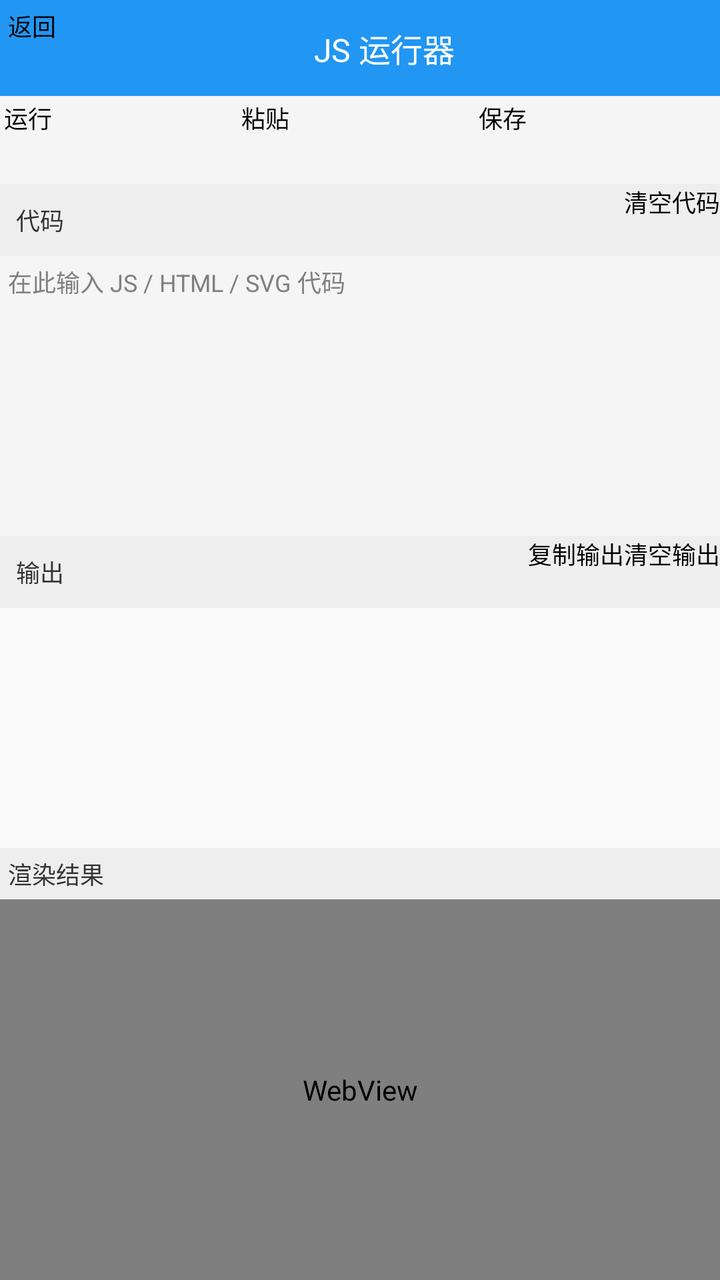
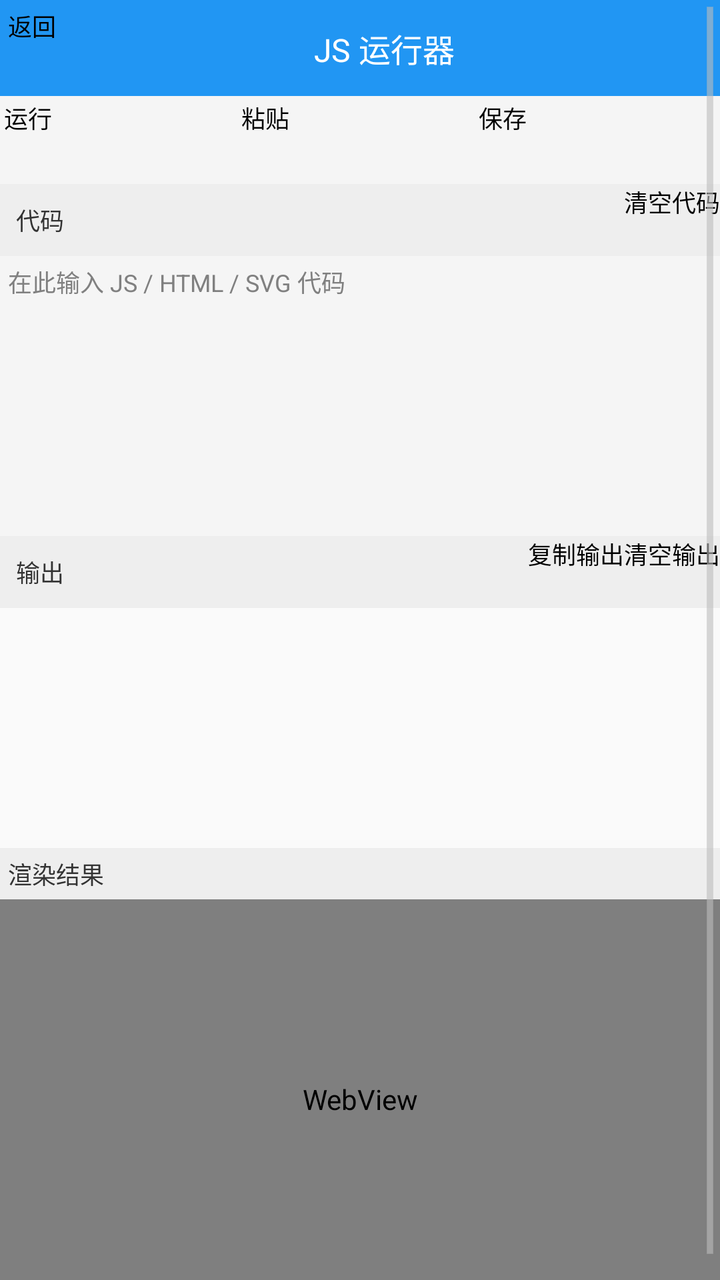

The first picture is an Android layout as it rendered before a commit; the second is the same layout after the commit. The layout source and the unified diff follow.
<!-- AndroidManifest.xml: application theme AppTheme -->
<!-- res/layout/activity_js_runner.xml -->
<?xml version="1.0" encoding="utf-8"?>
<LinearLayout xmlns:android="http://schemas.android.com/apk/res/android"
    android:layout_width="match_parent"
    android:layout_height="match_parent"
    android:orientation="vertical">

    <LinearLayout
        android:layout_width="match_parent"
        android:layout_height="wrap_content"
        android:background="#2196F3"
        android:orientation="horizontal"
        android:gravity="center_vertical"
        android:padding="4dp">

        <Button
            android:id="@+id/js_back_button"
            android:layout_width="wrap_content"
            android:layout_height="40dp"
            android:text="返回"
            android:textSize="12sp" />

        <TextView
            android:layout_width="0dp"
            android:layout_height="wrap_content"
            android:layout_weight="1"
            android:gravity="center"
            android:text="JS 运行器"
            android:textColor="#FFFFFF"
            android:textSize="16sp" />
    </LinearLayout>

    <LinearLayout
        android:layout_width="match_parent"
        android:layout_height="wrap_content"
        android:orientation="horizontal"
        android:padding="2dp">

        <Button
            android:id="@+id/js_run_button"
            android:layout_width="0dp"
            android:layout_height="40dp"
            android:layout_weight="1"
            android:text="运行"
            android:textSize="12sp" />

        <Button
            android:id="@+id/js_paste_button"
            android:layout_width="0dp"
            android:layout_height="40dp"
            android:layout_weight="1"
            android:text="粘贴"
            android:textSize="12sp" />

        <Button
            android:id="@+id/js_save_button"
            android:layout_width="0dp"
            android:layout_height="40dp"
            android:layout_weight="1"
            android:text="保存"
            android:textSize="12sp" />
    </LinearLayout>

    <LinearLayout
        android:layout_width="match_parent"
        android:layout_height="wrap_content"
        android:background="#EEEEEE"
        android:orientation="horizontal"
        android:gravity="center_vertical"
        android:paddingLeft="4dp">

        <TextView
            android:layout_width="0dp"
            android:layout_height="wrap_content"
            android:layout_weight="1"
            android:padding="4dp"
            android:text="代码"
            android:textColor="#333333"
            android:textSize="12sp" />

        <Button
            android:id="@+id/js_clear_code_button"
            android:layout_width="wrap_content"
            android:layout_height="36dp"
            android:text="清空代码"
            android:textSize="12sp" />
    </LinearLayout>

    <EditText
        android:id="@+id/js_code_input"
        android:layout_width="match_parent"
        android:layout_height="140dp"
        android:gravity="top|start"
        android:hint="在此输入 JS / HTML / SVG 代码"
        android:inputType="textMultiLine"
        android:textSize="12sp"
        android:background="#F5F5F5"
        android:padding="4dp" />

    <LinearLayout
        android:layout_width="match_parent"
        android:layout_height="wrap_content"
        android:background="#EEEEEE"
        android:orientation="horizontal"
        android:gravity="center_vertical"
        android:paddingLeft="4dp">

        <TextView
            android:layout_width="0dp"
            android:layout_height="wrap_content"
            android:layout_weight="1"
            android:padding="4dp"
            android:text="输出"
            android:textColor="#333333"
            android:textSize="12sp" />

        <Button
            android:id="@+id/js_copy_button"
            android:layout_width="wrap_content"
            android:layout_height="36dp"
            android:text="复制输出"
            android:textSize="12sp" />

        <Button
            android:id="@+id/js_clear_output_button"
            android:layout_width="wrap_content"
            android:layout_height="36dp"
            android:text="清空输出"
            android:textSize="12sp" />
    </LinearLayout>

    <ScrollView
        android:id="@+id/js_output_scroll"
        android:layout_width="match_parent"
        android:layout_height="120dp"
        android:background="#FAFAFA">

        <TextView
            android:id="@+id/js_output"
            android:layout_width="match_parent"
            android:layout_height="wrap_content"
            android:padding="4dp"
            android:textColor="#333333"
            android:textSize="11sp"
            android:typeface="monospace" />
    </ScrollView>

    <TextView
        android:layout_width="match_parent"
        android:layout_height="wrap_content"
        android:background="#EEEEEE"
        android:padding="4dp"
        android:text="渲染结果"
        android:textColor="#333333"
        android:textSize="12sp" />

    <WebView
        android:id="@+id/js_webview"
        android:layout_width="match_parent"
        android:layout_height="0dp"
        android:layout_weight="1" />
</LinearLayout>
<!-- resources referenced by this layout -->
<resources>
  <style name="AppTheme" parent="@android:style/Theme.Holo.Light">
          <item name="android:windowBackground">@color/background</item>
          <item name="android:actionBarStyle">@style/ActionBarStyle</item>
      </style>
  <color name="background">#f5f5f5</color>
  <style name="ActionBarStyle" parent="@android:style/Widget.Holo.Light.ActionBar">
          <item name="android:background">@color/primary</item>
      </style>
  <color name="primary">#2196f3</color>
</resources>

<!-- the commit's change to res/layout/activity_js_runner.xml (unified diff, before → after) -->
@@ -1,7 +1,12 @@
 <?xml version="1.0" encoding="utf-8"?>
-<LinearLayout xmlns:android="http://schemas.android.com/apk/res/android"
+<ScrollView xmlns:android="http://schemas.android.com/apk/res/android"
     android:layout_width="match_parent"
     android:layout_height="match_parent"
+    android:fillViewport="true">
+
+<LinearLayout
+    android:layout_width="match_parent"
+    android:layout_height="wrap_content"
     android:orientation="vertical">
 
     <LinearLayout
@@ -156,6 +161,7 @@
     <WebView
         android:id="@+id/js_webview"
         android:layout_width="match_parent"
-        android:layout_height="0dp"
+        android:layout_height="200dp"
         android:layout_weight="1" />
 </LinearLayout>
+</ScrollView>
